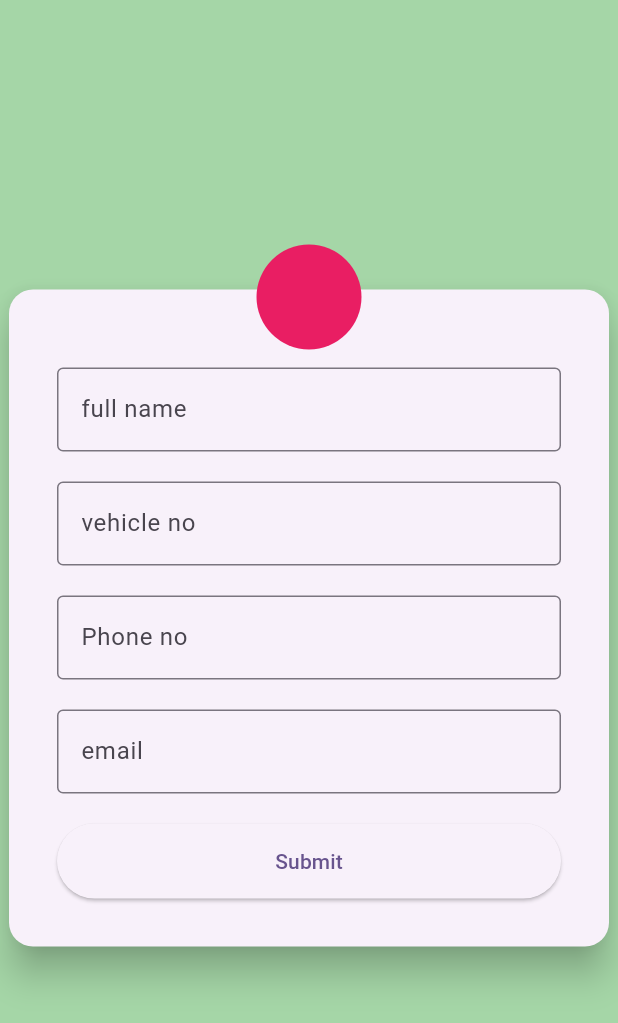
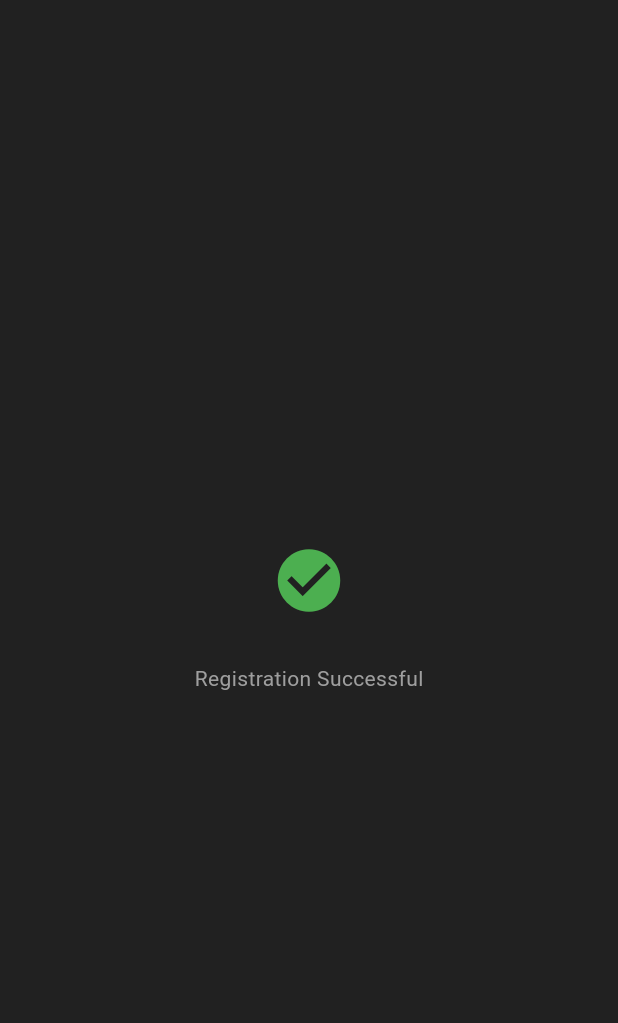
Before and after one commit to FavourTy/vehicle_admittance_project, a Flutter app: the screen it shows after launch, after a tap on "Submit", on a phone screen of 412 x 824 dp. Shown: the top 1023 px of the screen. Run offline on Flutter 3.47's test engine with Material 3 defaults, Android fonts, the phone set to English and light mode, and no system bars.

Commit message:
update ui💅

```diff
--- a/lib/home.dart
+++ /dev/null
@@ -1,87 +0,0 @@
-import 'package:flutter/material.dart';
-
-class MyHomePage extends StatelessWidget {
-  @override
-  Widget build(BuildContext context) {
-    return Scaffold(
-      backgroundColor: Colors.green[200],
-      body: Center(
-        child: Card(
-          clipBehavior: Clip.none,
-          elevation: 10,
-          shape:
-              RoundedRectangleBorder(borderRadius: BorderRadius.circular(16)),
-          child: Stack(
-              alignment: Alignment.topCenter,
-              clipBehavior: Clip.none,
-              children: [
-                const Positioned(
-                  top:
-                      -30, // Half of the avatar's radius to position it on the edge of the card.
-                  child: CircleAvatar(
-                    radius: 35,
-                    backgroundColor: Colors.pink,
-                  ),
-                ),
-                Container(
-                  width: 400,
-                  padding: const EdgeInsets.all(32),
-                  child: Column(
-                    mainAxisSize: MainAxisSize.min,
-                    children: <Widget>[
-                      // const Row(
-                      //   mainAxisAlignment: MainAxisAlignment.spaceBetween,
-                      //   children: [
-                      //     Text('Reset Password',
-                      //         style: TextStyle(
-                      //             fontSize: 24, fontWeight: FontWeight.bold)),
-                      //     CloseButton(),
-                      //   ],
-                      // ),
-
-                      const SizedBox(height: 20),
-                      const TextField(
-                        decoration: InputDecoration(
-                          labelText: 'full name',
-                          border: OutlineInputBorder(),
-                        ),
-                      ),
-                      const SizedBox(height: 20),
-                      const TextField(
-                        decoration: InputDecoration(
-                          labelText: 'vehicle no ',
-                          border: OutlineInputBorder(),
-                        ),
-                      ),
-                      const SizedBox(height: 20),
-                      const TextField(
-                        obscureText: true,
-                        decoration: InputDecoration(
-                          labelText: 'Phone no',
-                          border: OutlineInputBorder(),
-                        ),
-                      ),
-                      const SizedBox(height: 20),
-                      const TextField(
-                        obscureText: true,
-                        decoration: InputDecoration(
-                          labelText: 'email',
-                          border: OutlineInputBorder(),
-                        ),
-                      ),
-                      const SizedBox(height: 20),
-                      ElevatedButton(
-                        onPressed: () {},
-                        style: ElevatedButton.styleFrom(
-                            minimumSize: const Size(double.infinity, 50)),
-                        child: const Text('Submit'),
-                      ),
-                    ],
-                  ),
-                ),
-              ]),
-        ),
-      ),
-    );
-  }
-}
--- a/lib/main.dart
+++ b/lib/main.dart
@@ -1,6 +1,6 @@
 import 'package:flutter/material.dart';
 
-import 'home.dart';
+import 'views/home_page.dart';
 
 void main() {
   runApp(const MyApp());
@@ -13,9 +13,8 @@ class MyApp extends StatelessWidget {
   @override
   Widget build(BuildContext context) {
     return MaterialApp(
-      title: 'Flutter Demo',
+      debugShowCheckedModeBanner: false,
       theme: ThemeData(
-        colorScheme: ColorScheme.fromSeed(seedColor: Colors.deepPurple),
         useMaterial3: true,
       ),
       home: MyHomePage(),
--- /dev/null
+++ b/lib/views/home_page.dart
@@ -0,0 +1,267 @@
+import 'package:flutter/material.dart';
+import 'package:vehicle_admittance_dashboard/views/submission_successful.dart';
+
+class MyHomePage extends StatefulWidget {
+  @override
+  State<MyHomePage> createState() => _MyHomePageState();
+}
+
+class _MyHomePageState extends State<MyHomePage> {
+  final TextEditingController _emailController = TextEditingController();
+  final TextEditingController _phonenoController = TextEditingController();
+  final TextEditingController _vehiclenoController = TextEditingController();
+  final TextEditingController _fullnameController = TextEditingController();
+
+  final _formkey = GlobalKey<FormState>();
+  @override
+  Widget build(BuildContext context) {
+    return Scaffold(
+      backgroundColor: Colors.green,
+      body: Center(
+        child: Card(
+          color: Colors.grey[900],
+          clipBehavior: Clip.none,
+          elevation: 10,
+          shape:
+              RoundedRectangleBorder(borderRadius: BorderRadius.circular(16)),
+          child: Stack(
+              alignment: Alignment.topCenter,
+              clipBehavior: Clip.none,
+              children: [
+                Positioned(
+                    top: -30,
+                    child: CircleAvatar(
+                      radius: 35,
+                      backgroundColor: Colors.grey[900],
+                      child: const CircleAvatar(
+                        backgroundColor: Colors.green,
+                        radius: 30,
+                      ),
+                      // child: ClipOval(
+                      //   child: Image.asset(
+                      //     "assets/images/fuoy_logo.png",
+                      //     width: 100,
+                      //     height: 100,
+                      //     fit: BoxFit.cover,
+                      //   ),
+                      // ),
+                      // child: Image.asset(
+                      //   "assets/images/fuoye-logo.png",
+                      // ),
+                    )),
+                const SizedBox(
+                  height: 10,
+                ),
+                Container(
+                  width: 400,
+                  padding: const EdgeInsets.all(32),
+                  child: Form(
+                    key: _formkey,
+                    child: Column(
+                      mainAxisSize: MainAxisSize.min,
+                      children: <Widget>[
+                        // const Row(
+                        //   mainAxisAlignment: MainAxisAlignment.spaceBetween,
+                        //   children: [
+                        //     Text('Reset Password',
+                        //         style: TextStyle(
+                        //             fontSize: 24, fontWeight: FontWeight.bold)),
+                        //     CloseButton(),
+                        //   ],
+                        // ),
+
+                        const SizedBox(height: 10),
+                        Padding(
+                          padding: const EdgeInsets.all(10.0),
+                          child: Column(
+                            crossAxisAlignment: CrossAxisAlignment.start,
+                            children: [
+                              const Text(
+                                "full name",
+                                style: TextStyle(color: Colors.grey),
+                              ),
+                              const SizedBox(
+                                height: 2,
+                              ),
+                              TextFormField(
+                                  key: const ValueKey('emailAdress'),
+                                  validator: (value) {
+                                    if (value!.isEmpty ||
+                                        !value.contains("@")) {
+                                      return 'Please enter a valid email.';
+                                    }
+                                    return null;
+                                  },
+                                  textInputAction: TextInputAction.next,
+                                  keyboardType: TextInputType.text,
+                                  decoration: InputDecoration(
+                                      contentPadding:
+                                          const EdgeInsets.symmetric(
+                                              vertical: 15.0, horizontal: 10.0),
+                                      filled: true,
+                                      fillColor: Colors.grey,
+                                      border: OutlineInputBorder(
+                                        borderSide: const BorderSide(width: 1),
+                                        borderRadius:
+                                            BorderRadius.circular(7.0),
+                                      )),
+                                  controller: _fullnameController),
+                            ],
+                          ),
+                        ),
+                        const SizedBox(height: 5),
+                        Padding(
+                          padding: const EdgeInsets.all(10.0),
+                          child: Column(
+                            crossAxisAlignment: CrossAxisAlignment.start,
+                            children: [
+                              const Text(
+                                "vehicle no",
+                                style: TextStyle(color: Colors.grey),
+                              ),
+                              const SizedBox(
+                                height: 2,
+                              ),
+                              TextFormField(
+                                  key: const ValueKey('emailAdress'),
+                                  validator: (value) {
+                                    if (value!.isEmpty ||
+                                        !value.contains("@")) {
+                                      return 'Please enter a valid email.';
+                                    }
+                                    return null;
+                                  },
+                                  textInputAction: TextInputAction.next,
+                                  keyboardType: TextInputType.text,
+                                  decoration: InputDecoration(
+                                      contentPadding:
+                                          const EdgeInsets.symmetric(
+                                              vertical: 15.0, horizontal: 10.0),
+                                      filled: true,
+                                      fillColor: Colors.grey,
+                                      border: OutlineInputBorder(
+                                        borderSide: const BorderSide(width: 1),
+                                        borderRadius:
+                                            BorderRadius.circular(7.0),
+                                      )),
+                                  controller: _vehiclenoController),
+                            ],
+                          ),
+                        ),
+
+                        // const Text(
+                        //   "vehicle no",
+                        //   style: TextStyle(color: Colors.grey),
+                        // ),
+                        // const TextField(
+                        //   decoration: InputDecoration(
+                        //     border: OutlineInputBorder(),
+                        //   ),
+                        // ),
+                        const SizedBox(height: 5),
+                        Padding(
+                          padding: const EdgeInsets.all(10.0),
+                          child: Column(
+                            crossAxisAlignment: CrossAxisAlignment.start,
+                            children: [
+                              const Text(
+                                "phone no",
+                                style: TextStyle(color: Colors.grey),
+                              ),
+                              const SizedBox(
+                                height: 2,
+                              ),
+                              TextFormField(
+                                  key: const ValueKey('emailAdress'),
+                                  validator: (value) {
+                                    if (value!.isEmpty ||
+                                        !value.contains("@")) {
+                                      return 'Please enter a valid email.';
+                                    }
+                                    return null;
+                                  },
+                                  textInputAction: TextInputAction.next,
+                                  keyboardType: TextInputType.text,
+                                  decoration: InputDecoration(
+                                      contentPadding:
+                                          const EdgeInsets.symmetric(
+                                              vertical: 15.0, horizontal: 10.0),
+                                      filled: true,
+                                      fillColor: Colors.grey,
+                                      border: OutlineInputBorder(
+                                        borderSide: const BorderSide(width: 1),
+                                        borderRadius:
+                                            BorderRadius.circular(7.0),
+                                      )),
+                                  controller: _phonenoController),
+                            ],
+                          ),
+                        ),
+                        const SizedBox(height: 5),
+                        Padding(
+                          padding: const EdgeInsets.all(10.0),
+                          child: Column(
+                            crossAxisAlignment: CrossAxisAlignment.start,
+                            children: [
+                              const Text(
+                                "email",
+                                style: TextStyle(color: Colors.grey),
+                              ),
+                              const SizedBox(
+                                height: 2,
+                              ),
+                              TextFormField(
+                                  key: const ValueKey('emailAdress'),
+                                  validator: (value) {
+                                    if (value!.isEmpty ||
+                                        !value.contains("@")) {
+                                      return 'Please enter a valid email.';
+                                    }
+                                    return null;
+                                  },
+                                  textInputAction: TextInputAction.next,
+                                  keyboardType: TextInputType.text,
+                                  decoration: InputDecoration(
+                                      contentPadding:
+                                          const EdgeInsets.symmetric(
+                                              vertical: 15.0, horizontal: 10.0),
+                                      filled: true,
+                                      fillColor: Colors.grey,
+                                      border: OutlineInputBorder(
+                                        borderSide: const BorderSide(width: 1),
+                                        borderRadius:
+                                            BorderRadius.circular(7.0),
+                                      )),
+                                  controller: _emailController),
+                            ],
+                          ),
+                        ),
+
+                        const SizedBox(height: 20),
+                        ElevatedButton(
+                          onPressed: () {
+                            Navigator.of(context).push(
+                              MaterialPageRoute(
+                                  builder: (context) => const SuccessPage()),
+                            );
+                          },
+                          style: ElevatedButton.styleFrom(
+                              shape: RoundedRectangleBorder(
+                                  borderRadius: BorderRadius.circular(10.0)),
+                              backgroundColor: Colors.green,
+                              minimumSize: const Size(150, 50)),
+                          child: const Text(
+                            'Submit',
+                            style: TextStyle(color: Colors.white),
+                          ),
+                        ),
+                      ],
+                    ),
+                  ),
+                ),
+              ]),
+        ),
+      ),
+    );
+  }
+}
--- /dev/null
+++ b/lib/views/submission_successful.dart
@@ -0,0 +1,32 @@
+import 'package:flutter/material.dart';
+
+class SuccessPage extends StatelessWidget {
+  const SuccessPage({super.key});
+
+  @override
+  Widget build(BuildContext context) {
+    return Scaffold(
+      backgroundColor: Colors.grey[900],
+      body: const Center(
+        child: Column(
+          mainAxisAlignment: MainAxisAlignment.center,
+          crossAxisAlignment: CrossAxisAlignment.center,
+          children: [
+            Icon(
+              Icons.check_circle,
+              size: 50,
+              color: Colors.green,
+            ),
+            SizedBox(
+              height: 30,
+            ),
+            Text(
+              "Registration Successful",
+              style: TextStyle(color: Colors.grey),
+            ),
+          ],
+        ),
+      ),
+    );
+  }
+}
--- a/pubspec.yaml
+++ b/pubspec.yaml
@@ -59,8 +59,8 @@ flutter:
   uses-material-design: true
 
   # To add assets to your application, add an assets section, like this:
-  # assets:
-  #   - images/a_dot_burr.jpeg
+  assets:
+    - assets/images/
   #   - images/a_dot_ham.jpeg
 
   # An image asset can refer to one or more resolution-specific "variants", see
```
Also changed, not shown: assets/images/fuoy_logo.png (added), assets/images/fuoye-logo.png (added).
